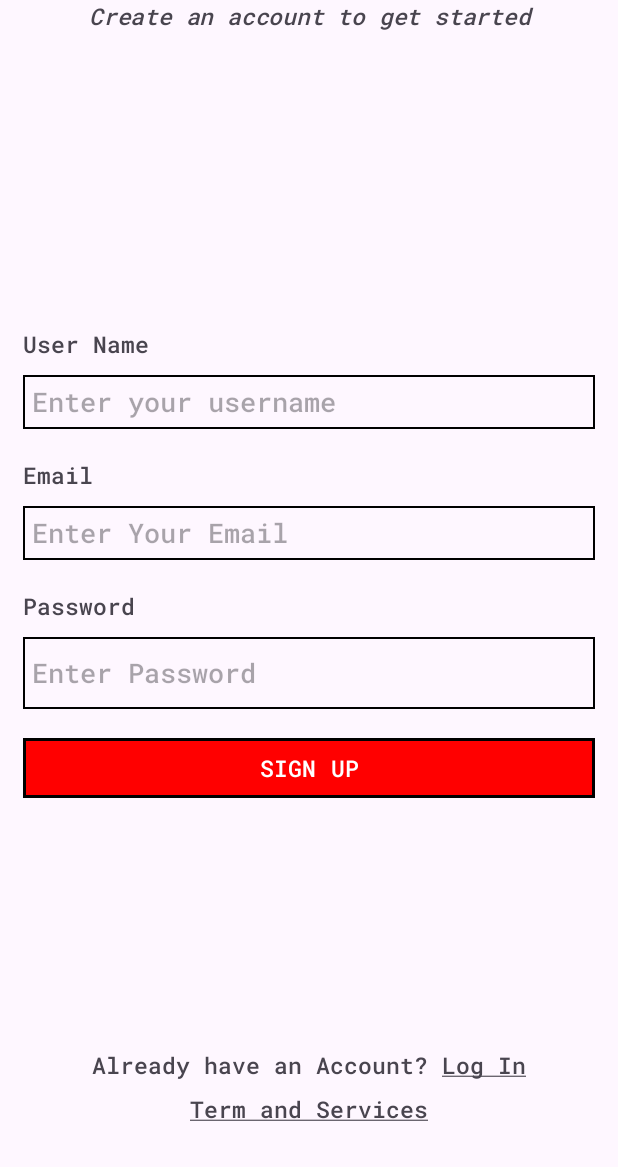
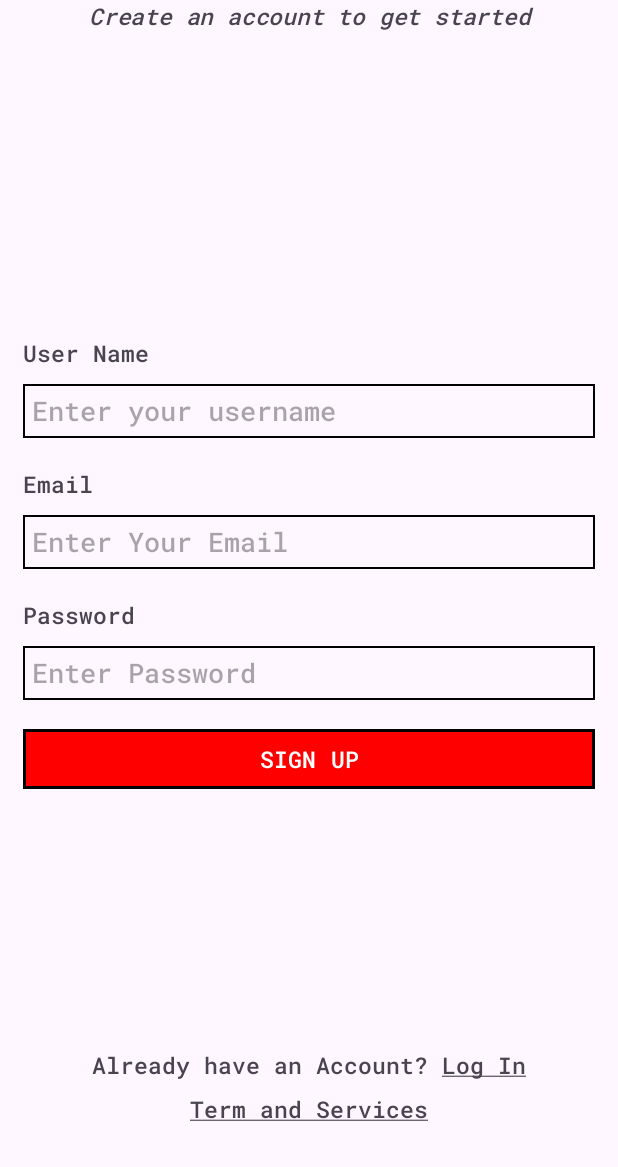
Before and after one commit to AshuSriwastav07/TaskBuddy, an Android app: the SignupPage screen opened directly, with no data from a screen before it, on a phone screen of 412 x 824 dp, the part 69-1236 px from its top. Run offline under Robolectric (Android 15) with nearby library versions, the phone set to English and light mode, and no system bars; our stand-ins replace Firebase (no records; nobody signed in at launch, a user with empty details on screens opened directly).

Commit message:
1st Version

```diff
--- a/app/src/main/res/layout/activity_signup_page.xml
+++ b/app/src/main/res/layout/activity_signup_page.xml
@@ -113,7 +113,7 @@
         <EditText
             android:id="@+id/SignUpEnterPassword"
             android:layout_width="match_parent"
-            android:layout_height="48dp"
+            android:layout_height="36dp"
             android:background="@drawable/my_button_bg"
             android:ems="10"
             android:fontFamily="@font/roboto_mono_medium"
```
